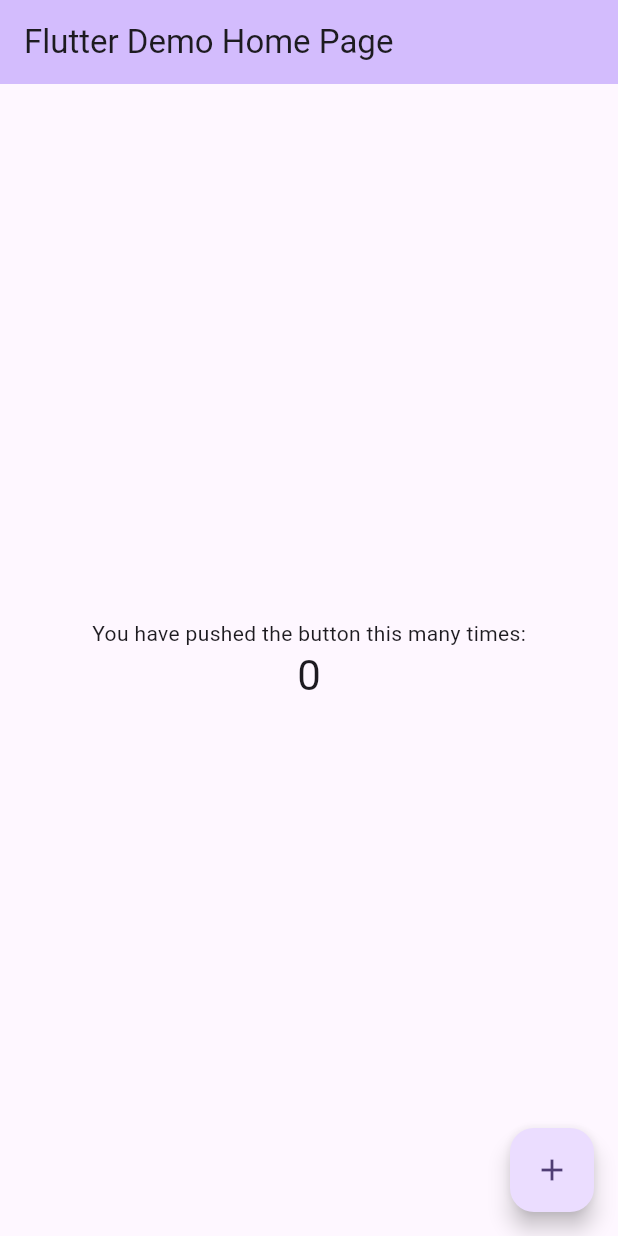
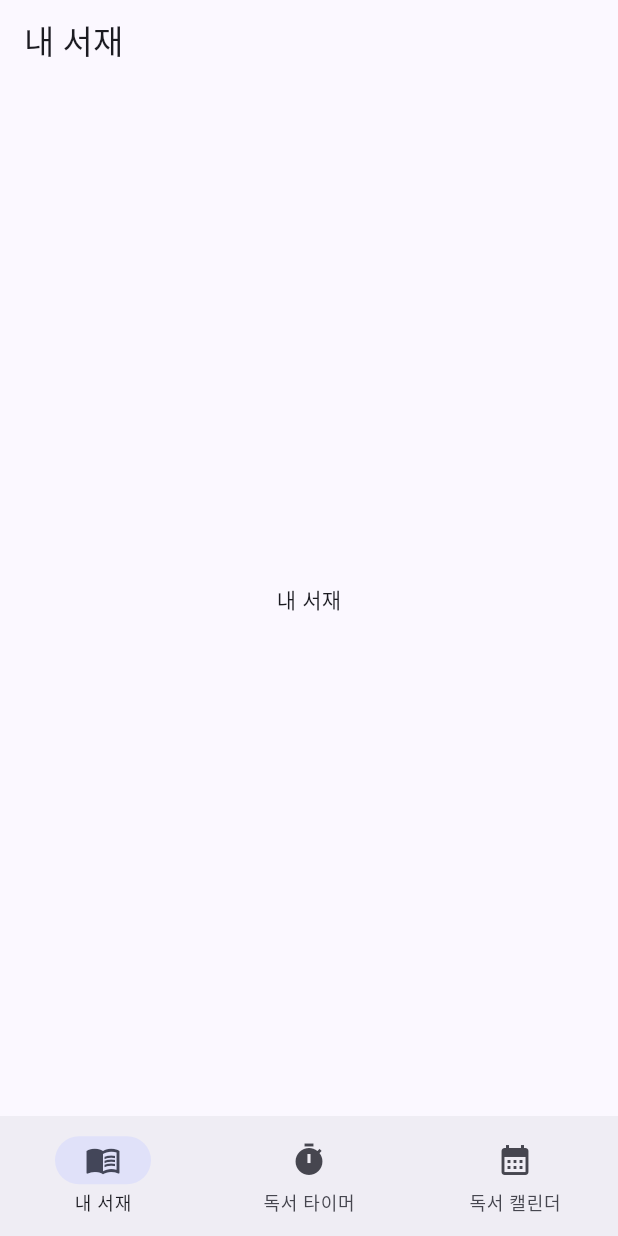
Before and after one commit to zpgool/reading_log, a Flutter app: the screen it shows after launch, on a phone screen of 412 x 824 dp. Run offline on Flutter 3.47's test engine with Material 3 defaults, Android fonts, the phone set to English and light mode, and no system bars.

Commit message:
앱 폴더·파일 구조 생성
- main.dart: 하단 탭 3개 (내 서재 / 독서 타이머 / 독서 캘린더)
- db/database.dart: PostgreSQL 연결 자리
- models: Book, ReadingLog (테이블별 모델)
- repositories: 테이블별 SQL 저장소 자리
- screens: 화면 3개 기본 틀
- 기본 카운터 예제 테스트 삭제

Co-Authored-By: Claude Opus 5.5 <noreply@anthropic.com>

```diff
--- /dev/null
+++ b/lib/db/database.dart
@@ -0,0 +1,2 @@
+// PostgreSQL(reading_app) 연결을 여는 곳.
+// postgres 패키지를 추가한 뒤 앱 시작 시 한 번 연결하고, 저장소(repository)들이 이 연결을 사용한다.
--- a/lib/main.dart
+++ b/lib/main.dart
@@ -1,121 +1,55 @@
 import 'package:flutter/material.dart';
 
+import 'screens/calendar_screen.dart';
+import 'screens/library_screen.dart';
+import 'screens/timer_screen.dart';
+
 void main() {
-  runApp(const MyApp());
+  runApp(const ReadingApp());
 }
 
-class MyApp extends StatelessWidget {
-  const MyApp({super.key});
+class ReadingApp extends StatelessWidget {
+  const ReadingApp({super.key});
 
-  // This widget is the root of your application.
   @override
   Widget build(BuildContext context) {
     return MaterialApp(
-      title: 'Flutter Demo',
-      theme: ThemeData(
-        // This is the theme of your application.
-        //
-        // TRY THIS: Try running your application with "flutter run". You'll see
-        // the application has a purple toolbar. Then, without quitting the app,
-        // try changing the seedColor in the colorScheme below to Colors.green
-        // and then invoke "hot reload" (save your changes or press the "hot
-        // reload" button in a Flutter-supported IDE, or press "r" if you used
-        // the command line to start the app).
-        //
-        // Notice that the counter didn't reset back to zero; the application
-        // state is not lost during the reload. To reset the state, use hot
-        // restart instead.
-        //
-        // This works for code too, not just values: Most code changes can be
-        // tested with just a hot reload.
-        colorScheme: .fromSeed(seedColor: Colors.deepPurple),
-      ),
-      home: const MyHomePage(title: 'Flutter Demo Home Page'),
+      title: '독서 기록',
+      theme: ThemeData(colorSchemeSeed: Colors.indigo),
+      home: const HomeScreen(),
     );
   }
 }
 
-class MyHomePage extends StatefulWidget {
-  const MyHomePage({super.key, required this.title});
-
-  // This widget is the home page of your application. It is stateful, meaning
-  // that it has a State object (defined below) that contains fields that affect
-  // how it looks.
-
-  // This class is the configuration for the state. It holds the values (in this
-  // case the title) provided by the parent (in this case the App widget) and
-  // used by the build method of the State. Fields in a Widget subclass are
-  // always marked "final".
-
-  final String title;
+/// 하단 탭 3개: 내 서재 / 독서 타이머 / 독서 캘린더
+class HomeScreen extends StatefulWidget {
+  const HomeScreen({super.key});
 
   @override
-  State<MyHomePage> createState() => _MyHomePageState();
+  State<HomeScreen> createState() => _HomeScreenState();
 }
 
-class _MyHomePageState extends State<MyHomePage> {
-  int _counter = 0;
+class _HomeScreenState extends State<HomeScreen> {
+  int _tab = 0;
 
-  void _incrementCounter() {
-    setState(() {
-      // This call to setState tells the Flutter framework that something has
-      // changed in this State, which causes it to rerun the build method below
-      // so that the display can reflect the updated values. If we changed
-      // _counter without calling setState(), then the build method would not be
-      // called again, and so nothing would appear to happen.
-      _counter++;
-    });
-  }
+  static const _screens = [
+    LibraryScreen(),
+    TimerScreen(),
+    CalendarScreen(),
+  ];
 
   @override
   Widget build(BuildContext context) {
-    // This method is rerun every time setState is called, for instance as done
-    // by the _incrementCounter method above.
-    //
-    // The Flutter framework has been optimized to make rerunning build methods
-    // fast, so that you can just rebuild anything that needs updating rather
-    // than having to individually change instances of widgets.
     return Scaffold(
-      appBar: AppBar(
-        // TRY THIS: Try changing the color here to a specific color (to
-        // Colors.amber, perhaps?) and trigger a hot reload to see the AppBar
-        // change color while the other colors stay the same.
-        backgroundColor: Theme.of(context).colorScheme.inversePrimary,
-        // Here we take the value from the MyHomePage object that was created by
-        // the App.build method, and use it to set our appbar title.
-        title: Text(widget.title),
-      ),
-      body: Center(
-        // Center is a layout widget. It takes a single child and positions it
-        // in the middle of the parent.
-        child: Column(
-          // Column is also a layout widget. It takes a list of children and
-          // arranges them vertically. By default, it sizes itself to fit its
-          // children horizontally, and tries to be as tall as its parent.
-          //
-          // Column has various properties to control how it sizes itself and
-          // how it positions its children. Here we use mainAxisAlignment to
-          // center the children vertically; the main axis here is the vertical
-          // axis because Columns are vertical (the cross axis would be
-          // horizontal).
-          //
-          // TRY THIS: Invoke "debug painting" (choose the "Toggle Debug Paint"
-          // action in the IDE, or press "p" in the console), to see the
-          // wireframe for each widget.
-          mainAxisAlignment: .center,
-          children: [
-            const Text('You have pushed the button this many times:'),
-            Text(
-              '$_counter',
-              style: Theme.of(context).textTheme.headlineMedium,
-            ),
-          ],
-        ),
-      ),
-      floatingActionButton: FloatingActionButton(
-        onPressed: _incrementCounter,
-        tooltip: 'Increment',
-        child: const Icon(Icons.add),
+      body: _screens[_tab],
+      bottomNavigationBar: NavigationBar(
+        selectedIndex: _tab,
+        onDestinationSelected: (i) => setState(() => _tab = i),
+        destinations: const [
+          NavigationDestination(icon: Icon(Icons.menu_book), label: '내 서재'),
+          NavigationDestination(icon: Icon(Icons.timer), label: '독서 타이머'),
+          NavigationDestination(icon: Icon(Icons.calendar_month), label: '독서 캘린더'),
+        ],
       ),
     );
   }
--- /dev/null
+++ b/lib/repositories/book_repository.dart
@@ -0,0 +1,2 @@
+/// book 테이블 SQL: 책 등록, 내 서재(책별 누적 독서 시간) 조회
+class BookRepository {}
--- /dev/null
+++ b/lib/repositories/reading_log_repository.dart
@@ -0,0 +1,2 @@
+/// reading_log 테이블 SQL: 타이머 시작·일시정지·종료, 캘린더(날짜별 독서 시간) 조회
+class ReadingLogRepository {}
--- /dev/null
+++ b/lib/screens/calendar_screen.dart
@@ -0,0 +1,14 @@
+import 'package:flutter/material.dart';
+
+/// 독서 캘린더: 월별 캘린더, 날짜별 읽은 책과 독서 시간
+class CalendarScreen extends StatelessWidget {
+  const CalendarScreen({super.key});
+
+  @override
+  Widget build(BuildContext context) {
+    return Scaffold(
+      appBar: AppBar(title: const Text('독서 캘린더')),
+      body: const Center(child: Text('독서 캘린더')),
+    );
+  }
+}
--- /dev/null
+++ b/lib/screens/library_screen.dart
@@ -0,0 +1,14 @@
+import 'package:flutter/material.dart';
+
+/// 내 서재: 등록한 책과 누적 독서 시간, 책 등록
+class LibraryScreen extends StatelessWidget {
+  const LibraryScreen({super.key});
+
+  @override
+  Widget build(BuildContext context) {
+    return Scaffold(
+      appBar: AppBar(title: const Text('내 서재')),
+      body: const Center(child: Text('내 서재')),
+    );
+  }
+}
--- /dev/null
+++ b/lib/screens/timer_screen.dart
@@ -0,0 +1,14 @@
+import 'package:flutter/material.dart';
+
+/// 독서 타이머: 책 선택 후 시작·일시정지·종료
+class TimerScreen extends StatelessWidget {
+  const TimerScreen({super.key});
+
+  @override
+  Widget build(BuildContext context) {
+    return Scaffold(
+      appBar: AppBar(title: const Text('독서 타이머')),
+      body: const Center(child: Text('독서 타이머')),
+    );
+  }
+}
```
Also changed, not shown: lib/models/book.dart (added, +8 -0 lines), lib/models/reading_log.dart (added, +14 -0 lines), 1 other file.
